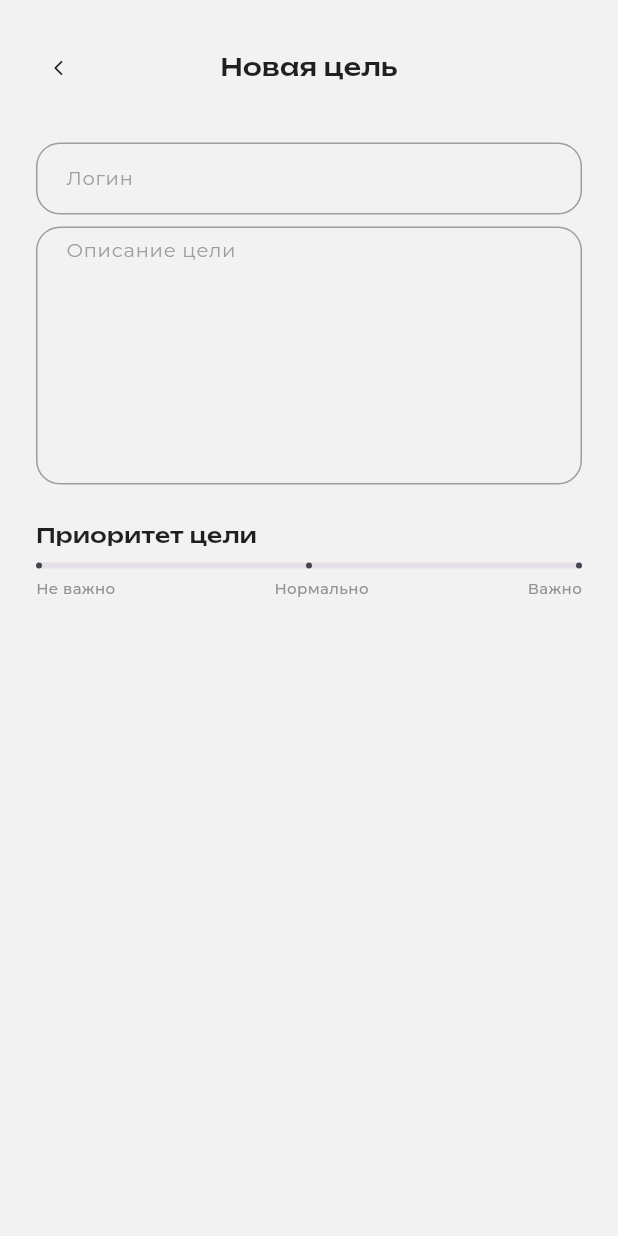
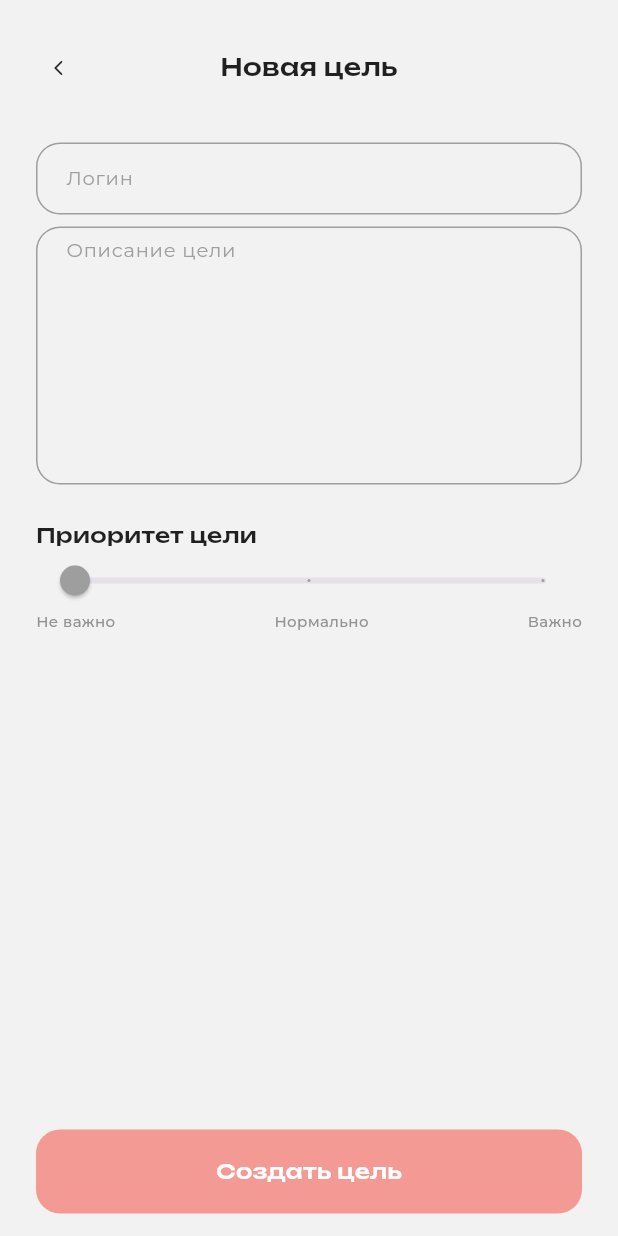
Before and after one commit to Testidedman/PleasureClub, a Flutter app: the NewGoal screen opened by its route, on a phone screen of 412 x 824 dp. Run offline on Flutter 3.47's test engine with Material 3 defaults, Android fonts, the phone set to English and light mode, and no system bars; our stand-ins replace bloc, flutter_bloc, flutter_svg, go_router, google_fonts, shared_preferences; accounts and stored records are empty.

Commit message:
add a new goal

```diff
--- a/lib/main_page/new_goal.dart
+++ b/lib/main_page/new_goal.dart
@@ -2,8 +2,16 @@ import 'package:flutter/material.dart';
 import 'package:go_router/go_router.dart';
 import 'package:google_fonts/google_fonts.dart';
 
-class NewGoal extends StatelessWidget {
+class NewGoal extends StatefulWidget {
   const NewGoal({super.key});
+
+  @override
+  State<NewGoal> createState() => _NewGoalState();
+}
+
+class _NewGoalState extends State<NewGoal> {
+
+  double _currentSliderValue = 0;
 
   Text priority(String text) {
     return Text(
@@ -17,15 +25,16 @@ class NewGoal extends StatelessWidget {
         )
     );
   }
-  Container priorityPoint({double? width, double? height}) {
-    return Container(
-      width: width,
-      height: height,
-      decoration: const BoxDecoration(
-          shape: BoxShape.circle,
-          color: Color(0xff49454F)
-      ),
-    );
+
+  Color priorityColor(double value) {
+    switch (value) {
+      case 0:
+        return Colors.grey;
+      case 50:
+        return Colors.yellow;
+      default:
+        return Colors.red;
+    }
   }
 
   @override
@@ -34,7 +43,7 @@ class NewGoal extends StatelessWidget {
       backgroundColor: const Color(0xffF2F2F2),
       body: SafeArea(
         child: Padding(
-          padding: const EdgeInsets.only(left: 24, right: 24, bottom: 8, top: 30),
+          padding: const EdgeInsets.only(left: 24, right: 24, bottom: 15, top: 30),
           child: Column(
             crossAxisAlignment: CrossAxisAlignment.start,
             children: [
@@ -141,23 +150,22 @@ class NewGoal extends StatelessWidget {
                       )
                   )
               ),
-              const SizedBox(height: 8),
-              Container(
-                height: 4,
-                decoration: BoxDecoration(
-                    borderRadius: BorderRadius.circular(4),
-                    color: const Color(0xffE6E0E9)
-                ),
-                child: Row(
-                  mainAxisAlignment: MainAxisAlignment.spaceBetween,
-                  children: [
-                    priorityPoint(width: 4, height: 4),
-                    priorityPoint(width: 4, height: 4),
-                    priorityPoint(width: 4, height: 4)
-                  ],
+              SizedBox(
+                height: 40,
+                child: Slider(
+                  value: _currentSliderValue,
+                  onChanged: (double value) {
+                    _currentSliderValue = value;
+                    print(_currentSliderValue);
+                    setState(() {
+                    });
+                  },
+                  max: 100,
+                  divisions: 2,
+                  thumbColor: priorityColor(_currentSliderValue),
+                  activeColor: priorityColor(_currentSliderValue),
                 ),
               ),
-              const SizedBox(height: 6),
               Row(
                 mainAxisAlignment: MainAxisAlignment.spaceBetween,
                 children: [
@@ -165,7 +173,26 @@ class NewGoal extends StatelessWidget {
                   priority('Нормально'),
                   priority('Важно')
                 ],
-              )
+              ),
+              const Spacer(),
+              Container(
+                alignment: Alignment.center,
+                padding: const EdgeInsets.symmetric(vertical: 18),
+                decoration: BoxDecoration(
+                    borderRadius: BorderRadius.circular(16),
+                    color: Colors.red.withOpacity(0.5)
+                ),
+                child: Text(
+                    'Создать цель',
+                    style: GoogleFonts.unbounded(
+                        textStyle: const TextStyle(
+                            fontWeight: FontWeight.w500,
+                            fontSize: 14,
+                            color: Color(0xffFFFFFF)
+                        )
+                    )
+                ),
+              ),
             ],
           ),
         ),
```
